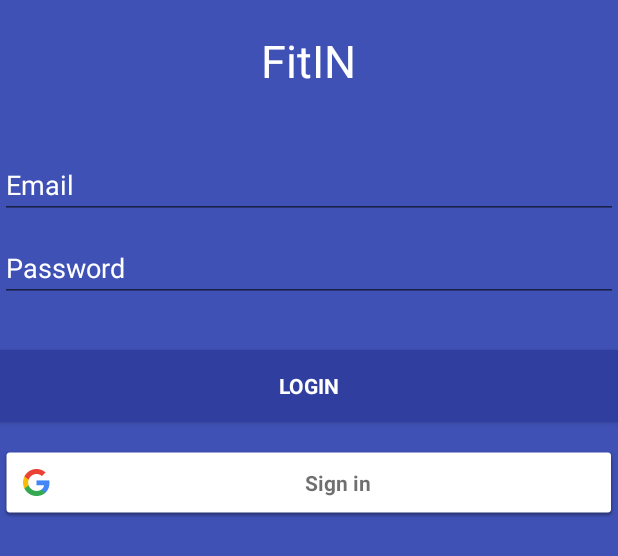
After one commit to OndrejPontes/FitIN, an Android app: the layout fragment_login.xml on its own in the app's theme, with its tools: preview values and no code run, on a phone screen of 412 x 824 dp. The commit adds this screen. Shown: the top 556 px of the screen. Run offline under Robolectric (Android 15) with nearby library versions, the phone set to English and light mode, and no system bars.

Commit message:
Login with firebase
Pridaný login z ukážkového príkladu od Rosefire.
Je však mierený na fragmenty a nemám to dobre odladené.

```diff
--- a/app/src/main/AndroidManifest.xml
+++ b/app/src/main/AndroidManifest.xml
@@ -1,13 +1,15 @@
 <?xml version="1.0" encoding="utf-8"?>
 <manifest xmlns:android="http://schemas.android.com/apk/res/android"
     package="com.pv239.fitin">
+
+    <uses-permission android:name="android.permission.INTERNET" />
 
     <application
         android:allowBackup="true"
         android:icon="@mipmap/ic_launcher"
         android:label="@string/app_name"
         android:supportsRtl="true"
-        android:theme="@style/AppTheme">
+        android:theme="@style/NoActionBar">
         <activity android:name=".MainActivity">
             <intent-filter>
                 <action android:name="android.intent.action.MAIN" />
@@ -15,6 +17,7 @@
                 <category android:name="android.intent.category.LAUNCHER" />
             </intent-filter>
         </activity>
+        <activity android:name=".LoggedInActivity" android:theme="@style/AppTheme"></activity>
     </application>
 
 </manifest>
--- /dev/null
+++ b/app/src/main/res/layout/fragment_login.xml
@@ -0,0 +1,90 @@
+<LinearLayout xmlns:android="http://schemas.android.com/apk/res/android"
+    xmlns:tools="http://schemas.android.com/tools"
+    android:layout_width="match_parent"
+    android:layout_height="match_parent"
+    android:background="@color/primary"
+    android:descendantFocusability="beforeDescendants"
+    android:focusableInTouchMode="true"
+    android:gravity="center_horizontal"
+    android:orientation="vertical"
+    tools:context="com.pv239.fitin.fragments.LoginFragment">
+
+    <TextView
+        android:id="@+id/fragment_login_title"
+        android:layout_width="wrap_content"
+        android:layout_height="wrap_content"
+        android:layout_marginTop="20dp"
+        android:text="@string/app_name"
+        android:textAppearance="?android:attr/textAppearanceLarge"
+        android:textColor="@color/white"
+        android:textSize="30sp" />
+
+    <ProgressBar
+        android:id="@+id/login_progress"
+        style="?android:attr/progressBarStyleLarge"
+        android:layout_width="wrap_content"
+        android:layout_height="0dp"
+        android:layout_weight="1"
+        android:gravity="center"
+        android:visibility="gone" />
+
+    <LinearLayout
+        android:id="@+id/login_form"
+        android:layout_width="match_parent"
+        android:layout_height="wrap_content"
+        android:layout_marginTop="40dp"
+        android:orientation="vertical">
+
+        <AutoCompleteTextView
+            android:id="@+id/email"
+            android:layout_width="match_parent"
+            android:layout_height="wrap_content"
+            android:layout_marginBottom="10dp"
+            android:hint="@string/prompt_email"
+            android:imeOptions="actionNext"
+            android:inputType="textEmailAddress"
+            android:maxLines="1"
+            android:shadowColor="@color/white"
+            android:singleLine="true"
+            android:textColor="@color/white"
+            android:textColorHighlight="@color/white"
+            android:textColorHint="@color/white"
+            android:textColorLink="@color/white" />
+
+        <EditText
+            android:id="@+id/password"
+            android:layout_width="match_parent"
+            android:layout_height="wrap_content"
+            android:layout_marginBottom="16dp"
+            android:hint="@string/prompt_password"
+            android:imeActionLabel="@string/action_sign_in"
+            android:imeOptions="actionUnspecified"
+            android:inputType="textPassword"
+            android:maxLines="1"
+            android:shadowColor="@color/white"
+            android:singleLine="true"
+            android:textColor="@color/white"
+            android:textColorHighlight="@color/white"
+            android:textColorHint="@color/white"
+            android:textColorLink="@color/white" />
+
+        <Button
+            android:id="@+id/email_sign_in_button"
+            style="?android:textAppearanceSmall"
+            android:layout_width="match_parent"
+            android:layout_height="wrap_content"
+            android:layout_marginTop="16dp"
+            android:background="@color/primary_dark"
+            android:text="@string/action_sign_in"
+            android:textColor="@color/white"
+            android:textStyle="bold" />
+
+        <com.google.android.gms.common.SignInButton
+            android:id="@+id/google_sign_in_button"
+            android:layout_width="match_parent"
+            android:layout_height="wrap_content"
+            android:layout_gravity="center"
+            android:layout_marginTop="16dp" />
+
+    </LinearLayout>
+</LinearLayout>
--- a/app/src/main/res/values/colors.xml
+++ b/app/src/main/res/values/colors.xml
@@ -1,6 +1,9 @@
 <?xml version="1.0" encoding="utf-8"?>
 <resources>
-    <color name="colorPrimary">#3F51B5</color>
-    <color name="colorPrimaryDark">#303F9F</color>
-    <color name="colorAccent">#FF4081</color>
+    <color name="primary">#3F51B5</color>
+    <color name="primary_dark">#303F9F</color>
+    <color name="primary_light">#7986CB</color>
+    <color name="white">#ffffffff</color>
+    <color name="accent">#ffffff</color>
+    <color name="warning">#FF5722</color>
 </resources>
--- a/app/src/main/res/values/styles.xml
+++ b/app/src/main/res/values/styles.xml
@@ -3,9 +3,14 @@
     <!-- Base application theme. -->
     <style name="AppTheme" parent="Theme.AppCompat.Light.DarkActionBar">
         <!-- Customize your theme here. -->
-        <item name="colorPrimary">@color/colorPrimary</item>
-        <item name="colorPrimaryDark">@color/colorPrimaryDark</item>
-        <item name="colorAccent">@color/colorAccent</item>
+        <item name="colorPrimary">@color/primary</item>
+        <item name="colorPrimaryDark">@color/primary_dark</item>
+        <item name="colorAccent">@color/accent</item>
+    </style>
+
+    <style name="NoActionBar" parent="Theme.AppCompat.Light.NoActionBar">
+        <item name="android:windowActionBar">false</item>
+        <item name="android:windowNoTitle">true</item>
     </style>
 
 </resources>
```
Also changed, not shown: app/build.gradle (+8 -0 lines), app/src/main/java/com/pv239/fitin/Constants.java (added, +13 -0 lines), app/src/main/java/com/pv239/fitin/LoggedInActivity.java (added, +51 -0 lines), app/src/main/java/com/pv239/fitin/MainActivity.java (+87 -1 lines), app/src/main/java/com/pv239/fitin/auth/LoginFragment.java (added, +207 -0 lines), app/src/main/res/layout/activity_logged_in.xml (added, +30 -0 lines), app/src/main/res/layout/activity_main.xml (+6 -5 lines), app/src/main/res/values/strings.xml (+27 -0 lines).
